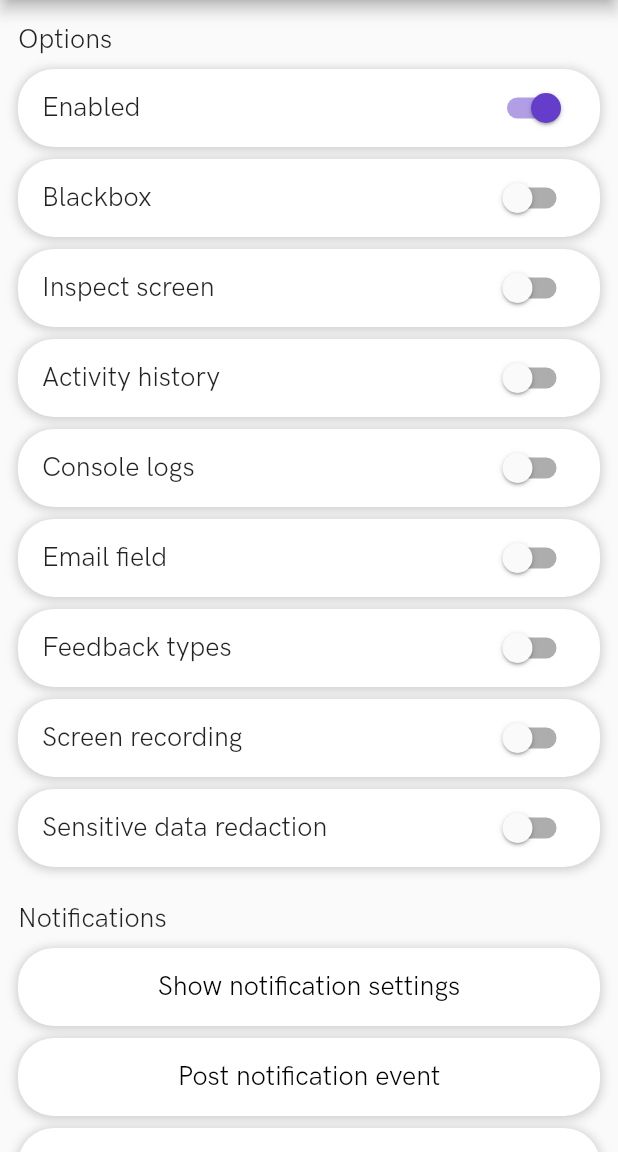
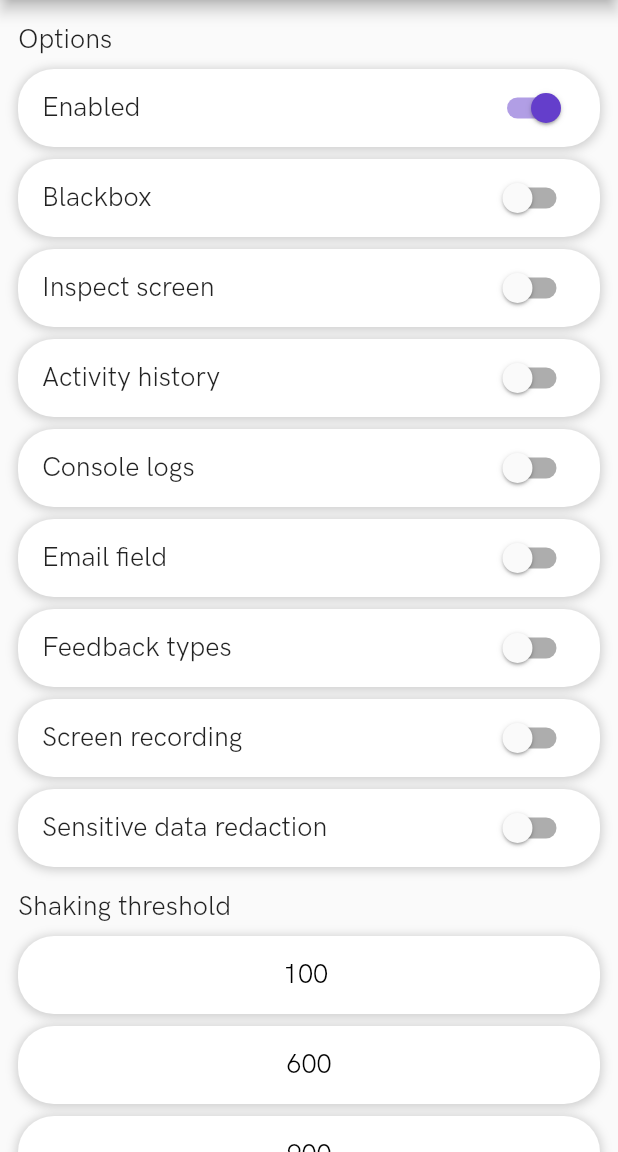
Before and after one commit to shakebugs/shake-flutter, a Flutter app: the screen it shows after launch, scrolled down 576 dp, on a phone screen of 412 x 824 dp, the part 84-1236 px from its top. Run offline on Flutter 3.47's test engine with Material 2 defaults, Android fonts, the phone set to English and light mode, and no system bars; our stand-ins replace flutter_local_notifications, fluttertoast, package_info.

Commit message:
SHK-4544: Expose shake gesture sensitivity methods

```diff
--- a/example/lib/ui/main/home.dart
+++ b/example/lib/ui/main/home.dart
@@ -41,6 +41,7 @@ class _HomeState extends State<Home> {
   bool? feedbackTypesEnabled = false;
   bool? screenRecordingEnabled = false;
   bool? sensitiveDataEnabled = false;
+  int? shakingThreshold = 400;
 
   File? file1;
   File? file2;
@@ -65,6 +66,8 @@ class _HomeState extends State<Home> {
     final feedbackTypesEnabled = await Shake.isEnableMultipleFeedbackTypes();
     final screenRecordingEnabled = await Shake.isAutoVideoRecording();
     final sensitiveDataEnabled = await Shake.isSensitiveDataRedactionEnabled();
+    final shakingThreshold = await Shake.getShakingThreshold();
+
 
     setState(() {
       this.shakeInvokingEnabled = shakeInvokingEnabled;
@@ -79,6 +82,8 @@ class _HomeState extends State<Home> {
       this.feedbackTypesEnabled = feedbackTypesEnabled;
       this.screenRecordingEnabled = screenRecordingEnabled;
       this.sensitiveDataEnabled = sensitiveDataEnabled;
+      this.shakingThreshold = shakingThreshold;
+
     });
 
     file1 = await Files.createDummyFile('file1.txt');
@@ -208,6 +213,27 @@ class _HomeState extends State<Home> {
                           'Sensitive data redaction',
                           sensitiveDataEnabled!,
                           _onSensitiveDataEnabledToggle,
+                        ),
+                        Padding(
+                          padding: const EdgeInsets.symmetric(vertical: 8.0),
+                          child: Column(
+                            crossAxisAlignment: CrossAxisAlignment.start,
+                            children: [
+                              Header('Shaking threshold'),
+                              Button(
+                                '100 ',
+                                _onShakingThreshold100,
+                              ),
+                              Button(
+                                '600',
+                                _onShakingThreshold600,
+                              ),
+                              Button(
+                                '900',
+                                _onShakingThreshold900,
+                              ),
+                            ],
+                          ),
                         ),
                       ],
                     ),
@@ -420,6 +446,18 @@ class _HomeState extends State<Home> {
     );
   }
 
+  _onShakingThreshold100(){
+    Shake.setShakingThreshold(100);
+  }
+
+  _onShakingThreshold600(){
+    Shake.setShakingThreshold(600);
+  }
+
+  _onShakingThreshold900(){
+    Shake.setShakingThreshold(900);
+  }
+
   _addCustomLog() {
     Shake.log(LogLevel.info, 'Custom log.');
   }
--- a/lib/network/shake_http_client.dart
+++ b/lib/network/shake_http_client.dart
@@ -56,13 +56,13 @@ class ShakeHttpClient implements HttpClient {
 
   @override
   set authenticate(
-      Future<bool> Function(Uri url, String scheme, String realm)? f) {
+      Future<bool> Function(Uri url, String scheme, String? realm)? f) {
     client.authenticate = f;
   }
 
   @override
   set authenticateProxy(
-      Future<bool> Function(String host, int port, String scheme, String realm)?
+      Future<bool> Function(String host, int port, String scheme, String? realm)?
           f) {
     client.authenticateProxy = f;
   }
--- a/lib/shake_flutter.dart
+++ b/lib/shake_flutter.dart
@@ -102,6 +102,18 @@ class Shake {
   /// Checks if shake gesture invoking is enabled.
   static Future<bool?> isInvokeShakeOnShakeDeviceEvent() async {
     return await _channel.invokeMethod('isInvokeShakeOnShakeDeviceEvent');
+  }
+
+  ///Checks what value shaking threshold is set on
+  static Future<int?> getShakingThreshold() async{
+    return await _channel.invokeMethod('getShakingThreshold');
+  }
+
+  ///Sets shaking threshold
+  static setShakingThreshold(int shakingThreshold) async {
+    await _channel.invokeMethod('setShakingThreshold', {
+      'shakingThreshold': shakingThreshold,
+    });
   }
 
   /// Sets if screenshot invoking is enabled.
```
Also changed, not shown: pubspec.lock, 3 other files.
